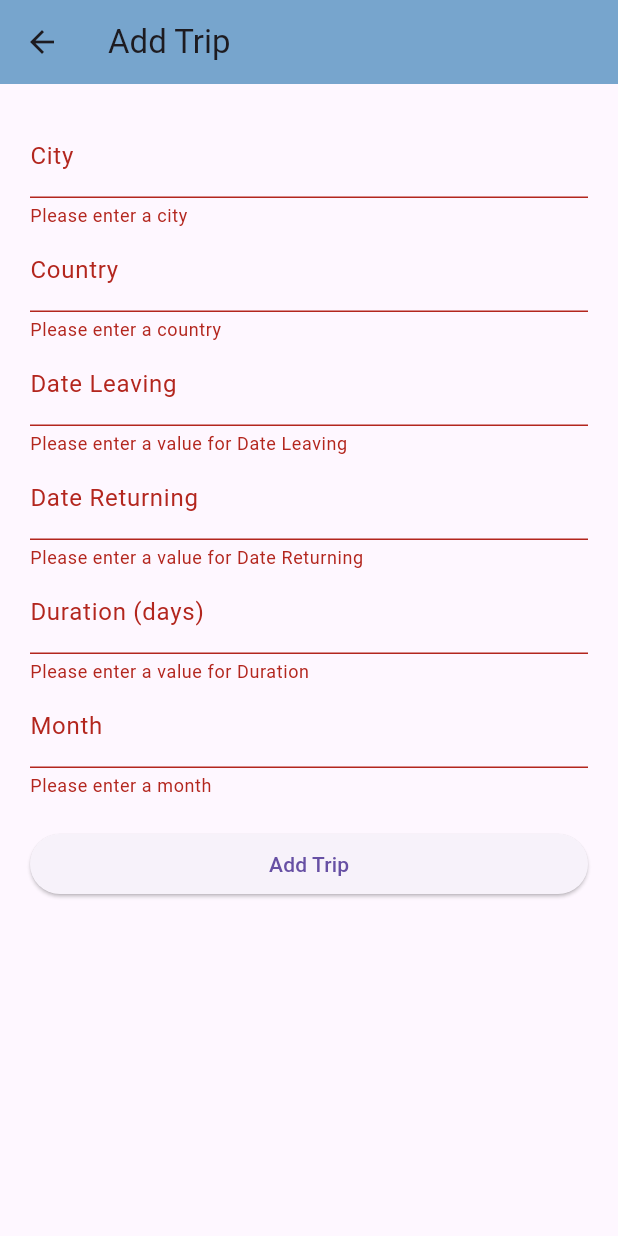
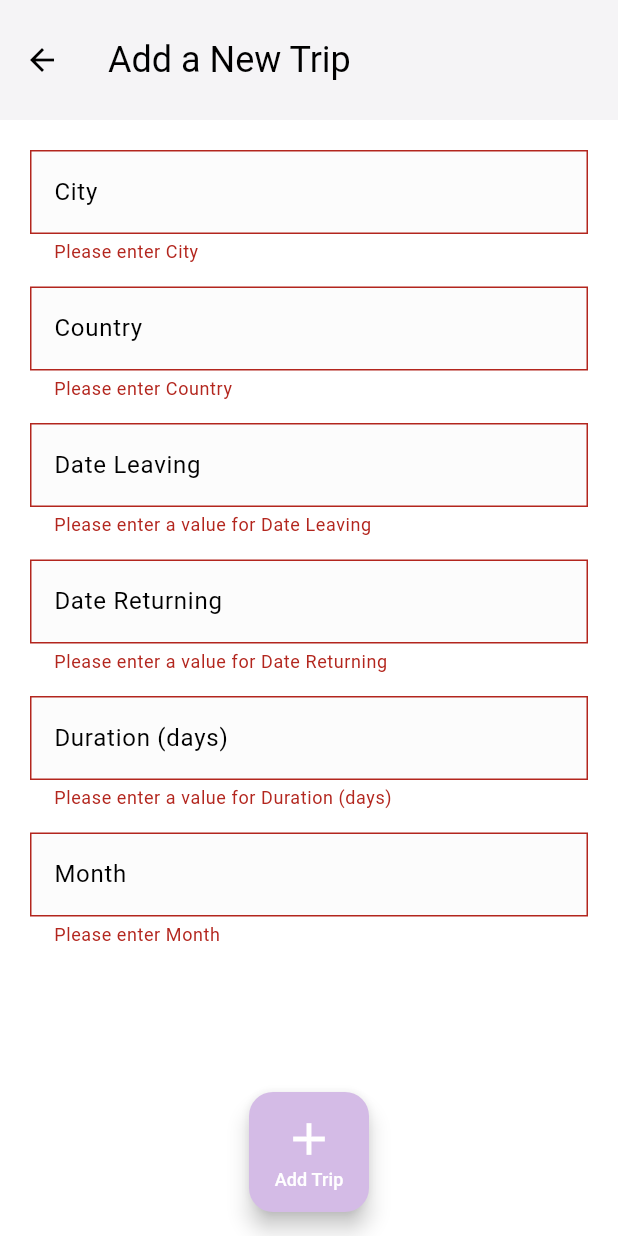
Before and after one commit to juliaopesh/JetSetGo, a Flutter app: the AddTrip screen opened directly, after a tap on "Add Trip", on a phone screen of 412 x 824 dp. Run offline on Flutter 3.47's test engine with Material 3 defaults, Android fonts, the phone set to English and light mode, and no system bars; our stand-ins replace cloud_firestore, firebase_auth, firebase_core; accounts and stored records are empty.

Commit message:
changed add trip

```diff
--- a/jetsetgo/lib/pages/add_trip.dart
+++ b/jetsetgo/lib/pages/add_trip.dart
@@ -1,6 +1,7 @@
 import 'package:flutter/material.dart';
 import 'package:cloud_firestore/cloud_firestore.dart';
 import 'package:firebase_auth/firebase_auth.dart';
+import 'package:jetsetgo/components/add_button.dart'; // Import AddButton component
 
 class AddTrip extends StatefulWidget {
   const AddTrip({super.key});
@@ -50,13 +51,10 @@ class _AddTripState extends State<AddTrip> {
             .doc();
 
         // Create the trip document
-        await tripDocRef.set({}); // Initialize the trip document (can be empty)
+        await tripDocRef.set({}); // Initialize the trip document
 
         // Add trip details to the tripID subcollection
-        await tripDocRef
-            .collection('tripID')
-            .doc() // Automatically generate a unique ID for the tripID document
-            .set(tripData);
+        await tripDocRef.collection('tripID').doc().set(tripData);
 
         // Show success message
         ScaffoldMessenger.of(context).showSnackBar(
@@ -66,7 +64,6 @@ class _AddTripState extends State<AddTrip> {
         // Navigate back to the home page
         Navigator.pop(context);
       } catch (e) {
-        // Show error message
         ScaffoldMessenger.of(context).showSnackBar(
           SnackBar(content: Text('Failed to add trip: $e')),
         );
@@ -88,9 +85,16 @@ class _AddTripState extends State<AddTrip> {
   @override
   Widget build(BuildContext context) {
     return Scaffold(
+      backgroundColor: Colors.white, // Match HomePage background
       appBar: AppBar(
-        title: const Text('Add Trip'),
-        backgroundColor: const Color.fromARGB(255, 119, 165, 205),
+        toolbarHeight: 80,
+        title: const Text(
+          'Add a New Trip',
+          style: TextStyle(fontSize: 24, color: Colors.black),
+        ),
+        backgroundColor: const Color.fromARGB(255, 245, 244, 246), // Match HomePage app bar
+        elevation: 0,
+        iconTheme: const IconThemeData(color: Colors.black),
       ),
       body: Padding(
         padding: const EdgeInsets.all(20.0),
@@ -98,63 +102,49 @@ class _AddTripState extends State<AddTrip> {
           key: _formKey,
           child: ListView(
             children: [
-              TextFormField(
-                controller: _cityController,
-                decoration: const InputDecoration(labelText: 'City'),
-                validator: (value) {
-                  if (value == null || value.isEmpty) {
-                    return 'Please enter a city';
-                  }
-                  return null;
-                },
-              ),
-              TextFormField(
-                controller: _countryController,
-                decoration: const InputDecoration(labelText: 'Country'),
-                validator: (value) {
-                  if (value == null || value.isEmpty) {
-                    return 'Please enter a country';
-                  }
-                  return null;
-                },
-              ),
-              TextFormField(
-                controller: _dateLeavingController,
-                decoration: const InputDecoration(labelText: 'Date Leaving'),
-                keyboardType: TextInputType.number,
-                validator: (value) => _validateNumber(value, 'Date Leaving'),
-              ),
-              TextFormField(
-                controller: _dateReturningController,
-                decoration: const InputDecoration(labelText: 'Date Returning'),
-                keyboardType: TextInputType.number,
-                validator: (value) => _validateNumber(value, 'Date Returning'),
-              ),
-              TextFormField(
-                controller: _durationController,
-                decoration: const InputDecoration(labelText: 'Duration (days)'),
-                keyboardType: TextInputType.number,
-                validator: (value) => _validateNumber(value, 'Duration'),
-              ),
-              TextFormField(
-                controller: _monthController,
-                decoration: const InputDecoration(labelText: 'Month'),
-                validator: (value) {
-                  if (value == null || value.isEmpty) {
-                    return 'Please enter a month';
-                  }
-                  return null;
-                },
-              ),
-              const SizedBox(height: 20),
-              ElevatedButton(
-                onPressed: _addTrip,
-                child: const Text('Add Trip'),
-              ),
+              _buildTextField(_cityController, 'City'),
+              const SizedBox(height: 15),
+              _buildTextField(_countryController, 'Country'),
+              const SizedBox(height: 15),
+              _buildTextField(_dateLeavingController, 'Date Leaving', isNumber: true),
+              const SizedBox(height: 15),
+              _buildTextField(_dateReturningController, 'Date Returning', isNumber: true),
+              const SizedBox(height: 15),
+              _buildTextField(_durationController, 'Duration (days)', isNumber: true),
+              const SizedBox(height: 15),
+              _buildTextField(_monthController, 'Month'),
             ],
           ),
         ),
       ),
+      floatingActionButton: AddButton(
+        label: 'Add Trip',
+        onPressed: _addTrip,
+      ),
+      floatingActionButtonLocation: FloatingActionButtonLocation.centerFloat, // Centered FAB like HomePage
+    );
+  }
+
+  // Helper function to create text fields
+  Widget _buildTextField(TextEditingController controller, String label, {bool isNumber = false}) {
+    return TextFormField(
+      controller: controller,
+      keyboardType: isNumber ? TextInputType.number : TextInputType.text,
+      decoration: InputDecoration(
+        labelText: label,
+        labelStyle: const TextStyle(fontSize: 16, color: Colors.black),
+        border: const OutlineInputBorder(
+          borderRadius: BorderRadius.zero, // Sharp edges
+        ),
+        filled: true,
+        fillColor: Color.fromARGB(255, 252, 252, 252), // Match trip card color
+      ),
+      validator: isNumber ? (value) => _validateNumber(value, label) : (value) {
+        if (value == null || value.isEmpty) {
+          return 'Please enter $label';
+        }
+        return null;
+      },
     );
   }
 }
--- a/jetsetgo/lib/pages/home_page.dart
+++ b/jetsetgo/lib/pages/home_page.dart
@@ -1,10 +1,8 @@
 import 'package:firebase_auth/firebase_auth.dart';
 import 'package:flutter/material.dart';
 import 'package:cloud_firestore/cloud_firestore.dart';
-import 'package:jetsetgo/components/logout_button.dart';
 import 'package:jetsetgo/components/trip_list.dart';
 import 'package:jetsetgo/pages/add_trip.dart';
-import 'package:jetsetgo/pages/wallet.dart'; // Import the WalletPage
 import 'package:jetsetgo/components/add_button.dart'; // Import the AddButton component
 
 class HomePage extends StatelessWidget {
```
Also changed, not shown: jetsetgo/lib/components/packing_list_component.dart (+53 -54 lines), jetsetgo/lib/pages/trip_profile.dart (+0 -11 lines).
